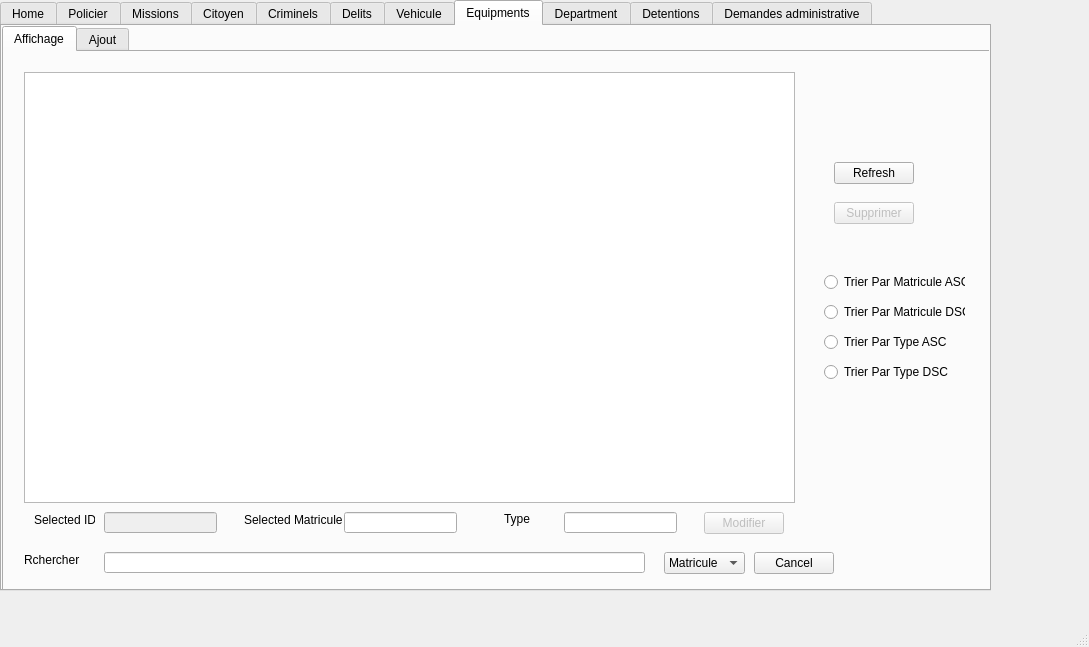
Before: the Qt Designer form mainwindow.ui in Crystal-Blu/police-station-2A25, drawn with Qt 5.
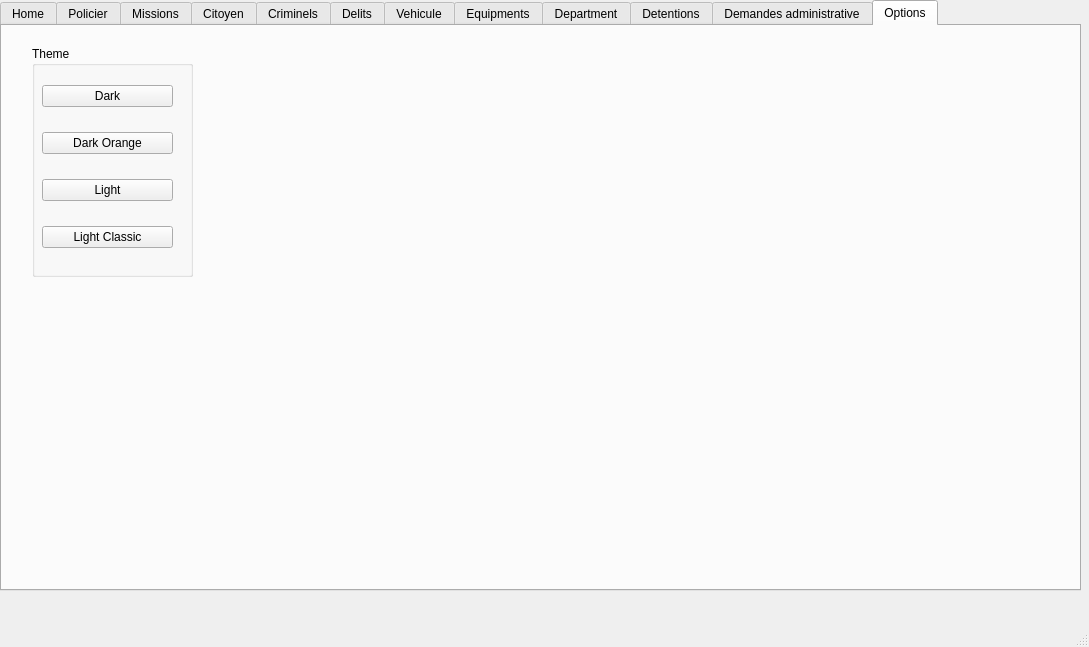
After: the same form once the commit is applied.

Commit message: hell ye themes added

Diff of the .ui file:
```diff
--- a/mainwindow.ui
+++ b/mainwindow.ui
@@ -19,12 +19,12 @@
      <rect>
       <x>0</x>
       <y>0</y>
-      <width>991</width>
+      <width>1081</width>
       <height>591</height>
      </rect>
     </property>
     <property name="currentIndex">
-     <number>7</number>
+     <number>11</number>
     </property>
     <widget class="QWidget" name="tab">
      <attribute name="title">
@@ -1412,6 +1412,64 @@
       <string>Demandes administrative</string>
      </attribute>
     </widget>
+    <widget class="QWidget" name="tab_20">
+     <attribute name="title">
+      <string>Options</string>
+     </attribute>
+     <widget class="QGroupBox" name="groupBox">
+      <property name="geometry">
+       <rect>
+        <x>30</x>
+        <y>20</y>
+        <width>161</width>
+        <height>231</height>
+       </rect>
+      </property>
+      <property name="title">
+       <string>Theme</string>
+      </property>
+      <widget class="QWidget" name="">
+       <property name="geometry">
+        <rect>
+         <x>10</x>
+         <y>20</y>
+         <width>131</width>
+         <height>201</height>
+        </rect>
+       </property>
+       <layout class="QVBoxLayout" name="verticalLayout">
+        <item>
+         <widget class="QPushButton" name="pushButton_19">
+          <property name="text">
+           <string>Dark</string>
+          </property>
+         </widget>
+        </item>
+        <item>
+         <widget class="QPushButton" name="pushButton_23">
+          <property name="text">
+           <string>Dark Orange</string>
+          </property>
+         </widget>
+        </item>
+        <item>
+         <widget class="QPushButton" name="pushButton_20">
+          <property name="text">
+           <string>Light</string>
+          </property>
+         </widget>
+        </item>
+        <item>
+         <widget class="QPushButton" name="pushButton_24">
+          <property name="text">
+           <string>Light Classic</string>
+          </property>
+         </widget>
+        </item>
+       </layout>
+      </widget>
+     </widget>
+    </widget>
    </widget>
   </widget>
   <widget class="QMenuBar" name="menubar">
```
Left out of the diff: 2 changed lines with no effect on the pictures. The commit also changes 446 other files.
